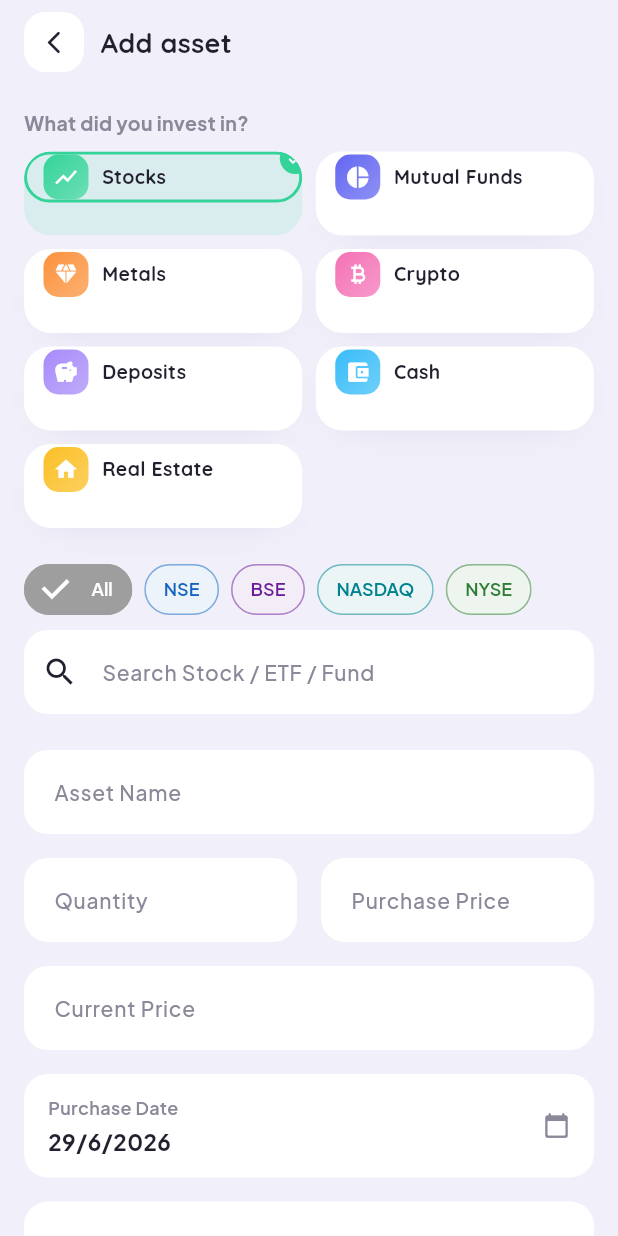
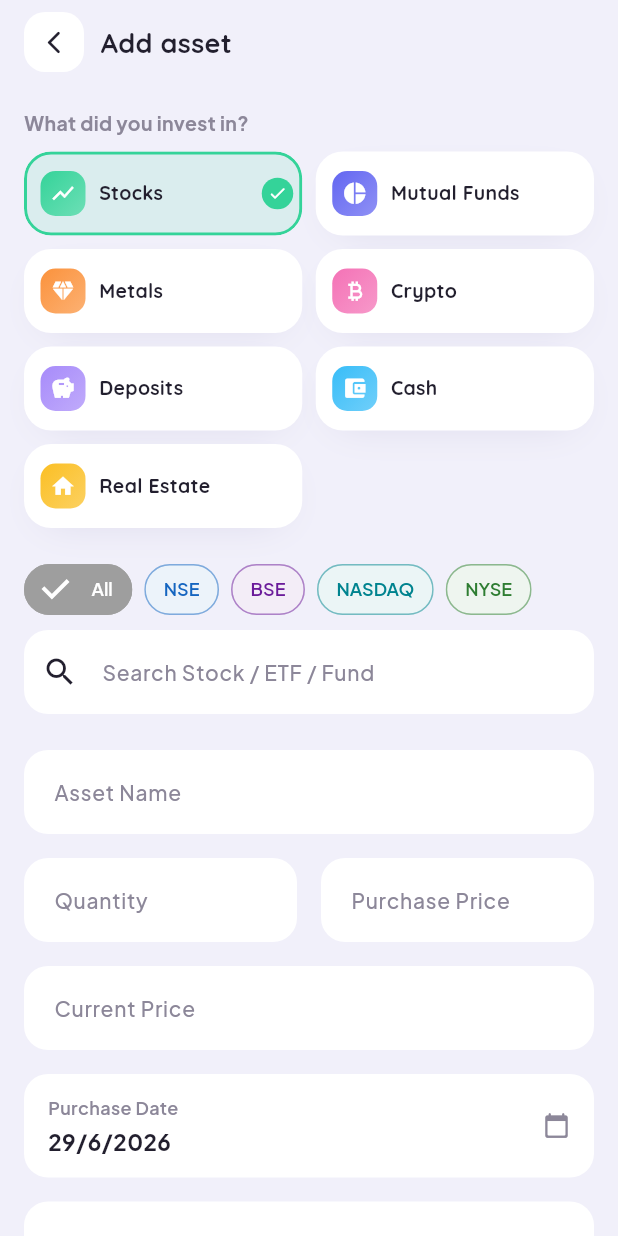
Before and after one commit to kapeleshh/kashU, a Flutter app: the AddAssetScreen screen opened directly, on a phone screen of 412 x 824 dp. Run offline on Flutter 3.47's test engine with Material 3 defaults, Android fonts, the phone set to English and light mode, and no system bars; our stand-ins replace csv, fl_chart, flutter_riverpod, flutter_secure_storage, google_fonts, hive and 6 more; missing offline and left inert: home_widget; accounts and stored records are empty.

Commit message:
fix(assets): fill selection border & center tick on asset-type cards
The selected asset-type card on the Add-asset screen rendered wrong:
the green selection border only wrapped the icon+label row (~30px) instead
of the whole 56px card, and the checkmark badge was clipped by the Material's
rounded clip because it was positioned outside the card bounds.

- Border moved to a Positioned.fill layer so it traces the entire card edge
- Content row vertically centered (Stack alignment.centerLeft)
- Checkmark badge moved inside the bounds and vertically centered on the
  right edge (was the cut-off top-right corner)

Co-Authored-By: Claude Opus 4.8 (1M context) <noreply@anthropic.com>

```diff
--- a/lib/features/assets/add_asset_screen.dart
+++ b/lib/features/assets/add_asset_screen.dart
@@ -1112,10 +1112,12 @@ class _TypeTile extends StatelessWidget {
         child: InkWell(
           onTap: onTap,
           child: Stack(
+            alignment: Alignment.centerLeft,
             clipBehavior: Clip.none,
             children: [
-              Container(
-                padding: const EdgeInsets.symmetric(horizontal: 11),
+              // Border layer — fills the entire tile so it traces the card edge.
+              Positioned.fill(
+                child: DecoratedBox(
                   decoration: BoxDecoration(
                     borderRadius: BorderRadius.circular(AppRadii.tile),
                     border: Border.all(
@@ -1123,6 +1125,10 @@ class _TypeTile extends StatelessWidget {
                       width: 2,
                     ),
                   ),
+                ),
+              ),
+              Padding(
+                padding: const EdgeInsets.symmetric(horizontal: 11),
                 child: Row(
                   children: [
                     Container(
@@ -1151,8 +1157,10 @@ class _TypeTile extends StatelessWidget {
               ),
               if (isSelected)
                 Positioned(
-                  top: -6,
-                  right: -6,
+                  top: 0,
+                  bottom: 0,
+                  right: 6,
+                  child: Center(
                     child: Container(
                       width: 21,
                       height: 21,
@@ -1165,6 +1173,7 @@ class _TypeTile extends StatelessWidget {
                           size: 13, color: Colors.white),
                     ),
                   ),
+                ),
             ],
           ),
         ),
```
Lines whose indentation alone changed are shown as unchanged.
